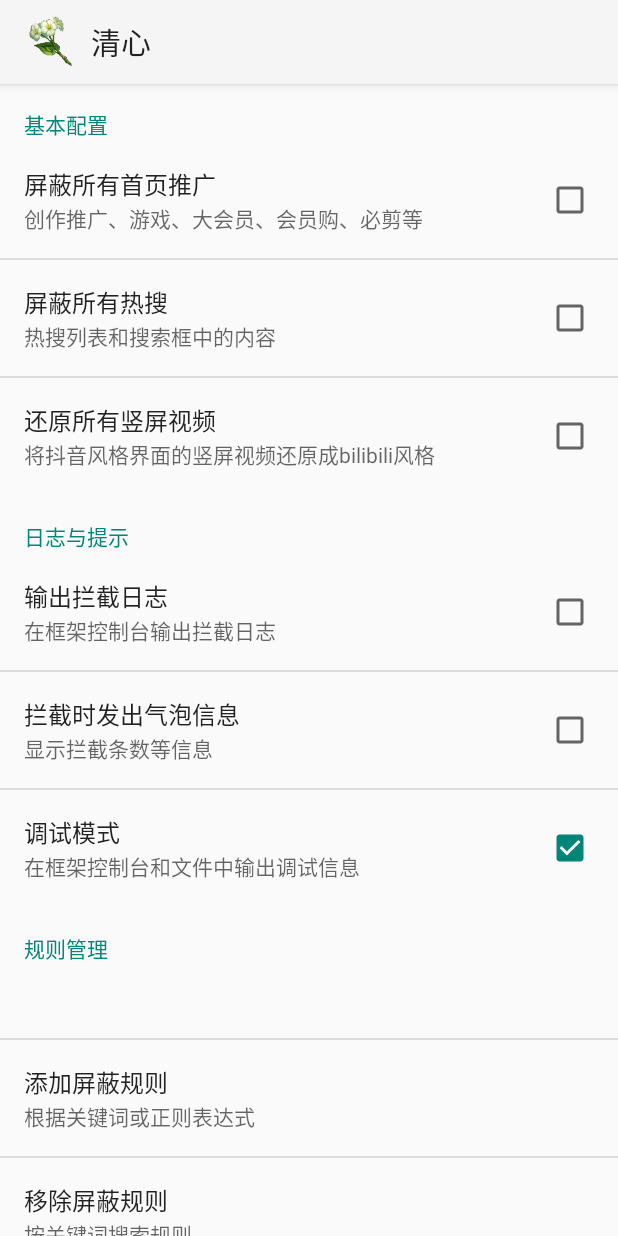
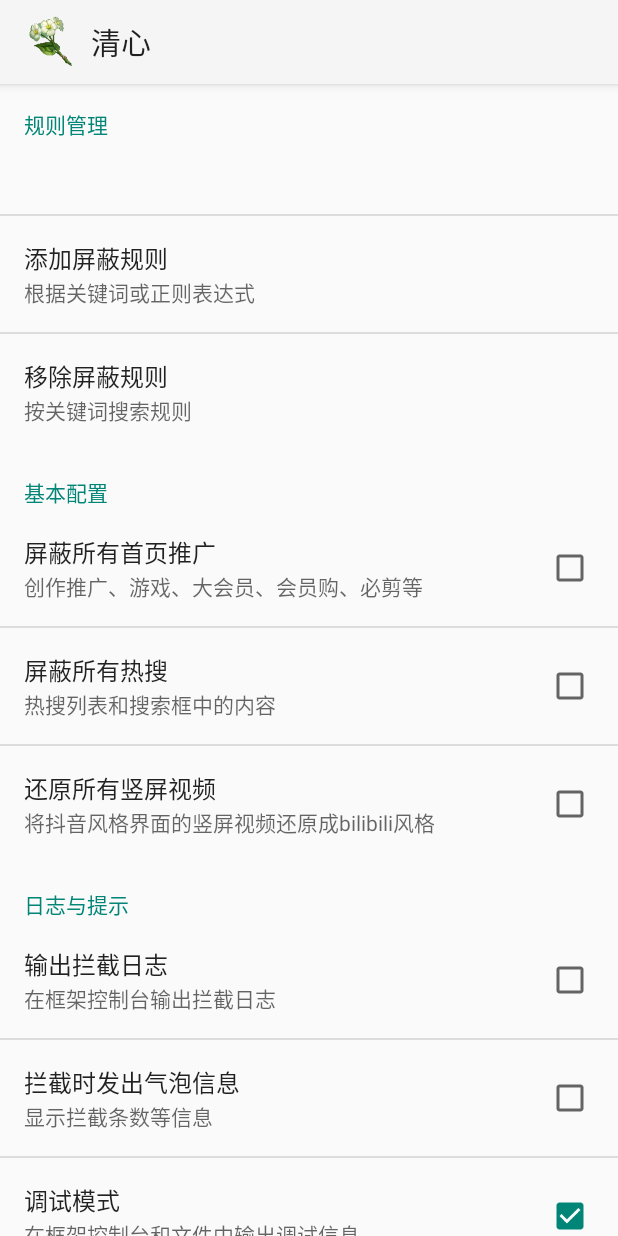
Before and after one commit to kosaka-bun/Qingxin, an Android app: the screen it shows after launch (MainActivity), on a phone screen of 412 x 824 dp. Run offline under Robolectric (Android 15) with nearby library versions, the phone set to English and light mode, and no system bars; libraries missing offline, so code that uses them is left out: com.j256.ormlite; 3 statements that could not run were skipped.

```diff
--- a/app/src/main/res/xml/preference_main.xml
+++ b/app/src/main/res/xml/preference_main.xml
@@ -1,5 +1,22 @@
 <?xml version="1.0" encoding="utf-8"?>
 <PreferenceScreen xmlns:android="http://schemas.android.com/apk/res/android">
+
+	<PreferenceCategory
+			android:title="规则管理">
+
+		<Preference
+				android:key="rules_count_text" />
+
+		<Preference
+				android:key="add_rules"
+				android:title="添加屏蔽规则"
+				android:summary="根据关键词或正则表达式" />
+
+		<Preference
+				android:key="remove_rules"
+				android:title="移除屏蔽规则"
+				android:summary="按关键词搜索规则" />
+	</PreferenceCategory>
 
 	<PreferenceCategory
 		android:title="基本配置">
@@ -44,21 +61,4 @@
 			android:summary="在框架控制台和文件中输出调试信息"
 			android:defaultValue="true" />
 	</PreferenceCategory>
-
-	<PreferenceCategory
-		android:title="规则管理">
-
-		<Preference
-			android:key="rules_count_text" />
-
-		<Preference
-			android:key="add_rules"
-			android:title="添加屏蔽规则"
-			android:summary="根据关键词或正则表达式" />
-
-		<Preference
-			android:key="remove_rules"
-			android:title="移除屏蔽规则"
-			android:summary="按关键词搜索规则" />
-	</PreferenceCategory>
 </PreferenceScreen>
```
Also changed, not shown: app/src/main/java/de/honoka/android/xposed/qingxin/xposed/XposedMain.java (+6 -4 lines), app/src/main/java/de/honoka/android/xposed/qingxin/xposed/hook/ChronosHook.java (added, +29 -0 lines), app/src/main/java/de/honoka/android/xposed/qingxin/xposed/util/XposedUtils.java (+7 -0 lines).
